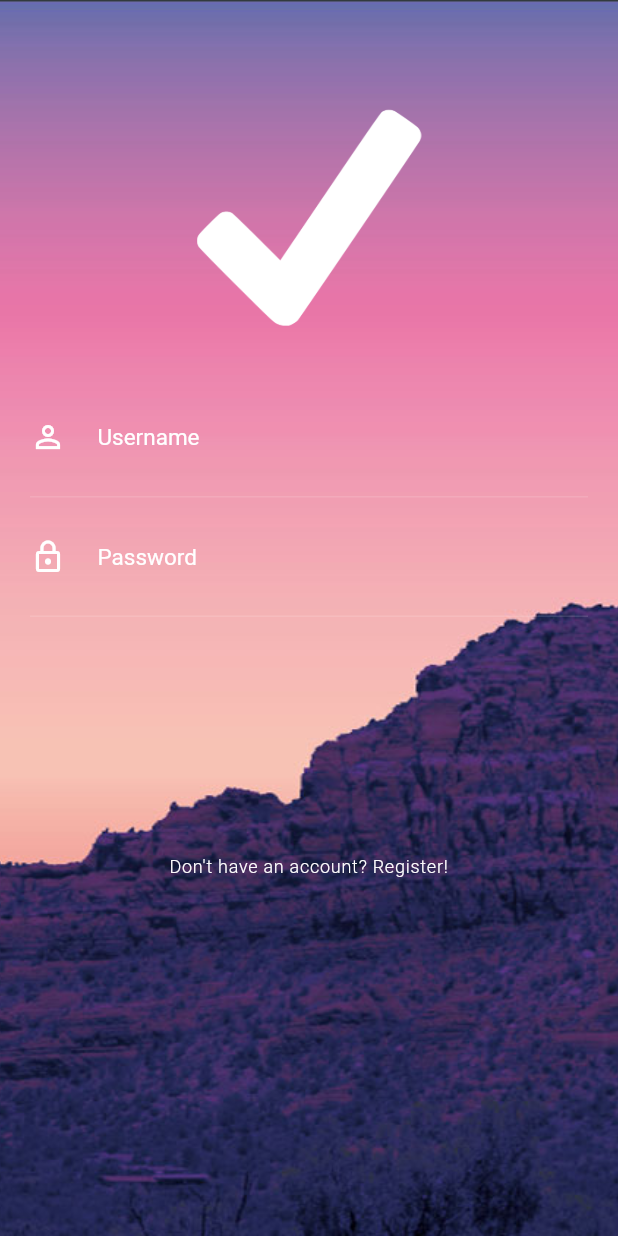
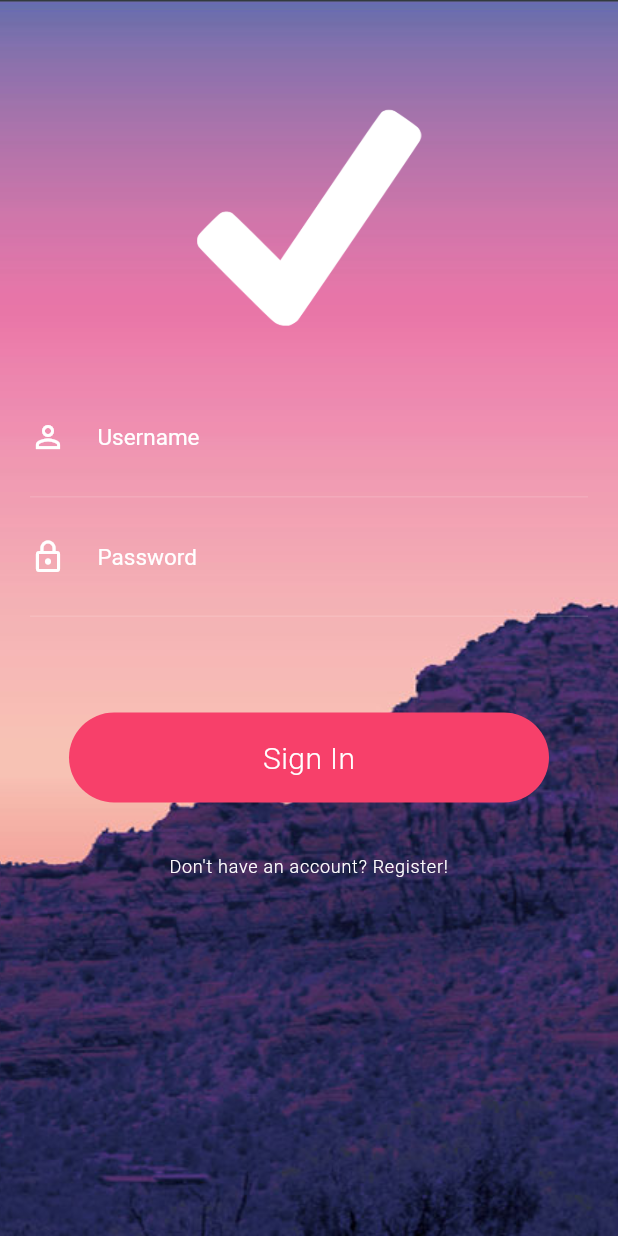
Before and after one commit to alanmxll/animations-app, a Flutter app: the screen it shows after launch, on a phone screen of 412 x 824 dp. Run offline on Flutter 3.47's test engine with Material 2 defaults, Android fonts, the phone set to English and light mode, and no system bars.

Commit message:
creating the sign in button

```diff
--- a/lib/screens/login/login_screen.dart
+++ b/lib/screens/login/login_screen.dart
@@ -3,13 +3,34 @@ import 'package:flutter/widgets.dart';
 
 import 'widgets/form_container.dart';
 import 'widgets/sign_up_button.dart';
+import 'widgets/stagger_animation.dart';
 
 class LoginScreen extends StatefulWidget {
   @override
   _LoginScreenState createState() => _LoginScreenState();
 }
 
-class _LoginScreenState extends State<LoginScreen> {
+class _LoginScreenState extends State<LoginScreen>
+    with SingleTickerProviderStateMixin {
+  AnimationController _animationController;
+
+  @override
+  void initState() {
+    super.initState();
+
+    _animationController = AnimationController(
+      vsync: this,
+      duration: Duration(seconds: 2),
+    );
+  }
+
+  @override
+  void dispose() {
+    _animationController.dispose();
+
+    super.dispose();
+  }
+
   @override
   Widget build(BuildContext context) {
     return Scaffold(
@@ -24,6 +45,7 @@ class _LoginScreenState extends State<LoginScreen> {
           padding: EdgeInsets.zero,
           children: [
             Stack(
+              alignment: Alignment.bottomCenter,
               children: [
                 Column(
                   children: [
@@ -40,6 +62,9 @@ class _LoginScreenState extends State<LoginScreen> {
                     SignUpButton(),
                   ],
                 ),
+                StaggerAnimation(
+                  controller: _animationController.view,
+                ),
               ],
             ),
           ],
--- /dev/null
+++ b/lib/screens/login/widgets/stagger_animation.dart
@@ -0,0 +1,45 @@
+import 'package:flutter/material.dart';
+import 'package:flutter/widgets.dart';
+
+class StaggerAnimation extends StatelessWidget {
+  final AnimationController controller;
+
+  StaggerAnimation({this.controller});
+
+  Widget _buildAnimation(BuildContext context, Widget child) {
+    return Padding(
+      padding: EdgeInsets.only(bottom: 50.0),
+      child: InkWell(
+        onTap: () {},
+        child: Container(
+          width: 320.0,
+          height: 60.0,
+          alignment: Alignment.center,
+          decoration: BoxDecoration(
+            color: Color.fromRGBO(247, 64, 106, 1.0),
+            borderRadius: BorderRadius.all(
+              Radius.circular(30.0),
+            ),
+          ),
+          child: Text(
+            'Sign In',
+            style: TextStyle(
+              color: Colors.white,
+              fontSize: 20.0,
+              fontWeight: FontWeight.w300,
+              letterSpacing: 0.3,
+            ),
+          ),
+        ),
+      ),
+    );
+  }
+
+  @override
+  Widget build(BuildContext context) {
+    return AnimatedBuilder(
+      animation: controller,
+      builder: _buildAnimation,
+    );
+  }
+}
```
Also changed, not shown: 1 other file.
